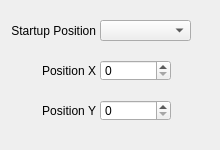
Qt form QKeyMapper/qstartuppositiondialog.ui (Zalafina/QKeyMapper) before a commit.
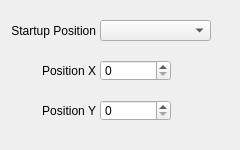
The same form after that commit.

```diff
--- a/QKeyMapper/qstartuppositiondialog.ui
+++ b/QKeyMapper/qstartuppositiondialog.ui
@@ -6,7 +6,7 @@
    <rect>
     <x>0</x>
     <y>0</y>
-    <width>220</width>
+    <width>240</width>
     <height>150</height>
    </rect>
   </property>
@@ -18,13 +18,13 @@
   </property>
   <property name="minimumSize">
    <size>
-    <width>220</width>
+    <width>240</width>
     <height>150</height>
    </size>
   </property>
   <property name="maximumSize">
    <size>
-    <width>220</width>
+    <width>240</width>
     <height>150</height>
    </size>
   </property>
@@ -52,7 +52,7 @@
     <rect>
      <x>100</x>
      <y>20</y>
-     <width>91</width>
+     <width>111</width>
      <height>21</height>
     </rect>
    </property>
```
